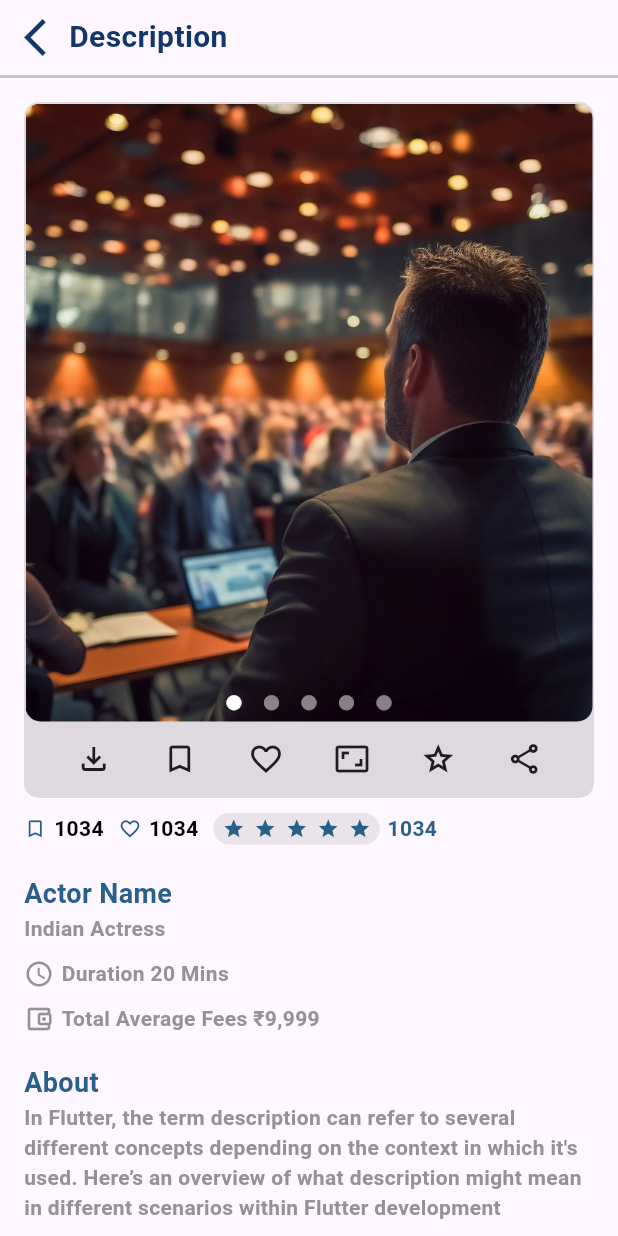
After one commit to TamilSelvanRaja/Thetazero, a Flutter app: the LandingView screen opened by its route, after a tap on "Top Trending Meetups", on a phone screen of 412 x 824 dp. The commit adds this screen. Run offline on Flutter 3.47's test engine with Material 3 defaults, Android fonts, the phone set to English and light mode, and no system bars; drawn by our look-alikes of carousel_slider; our stand-ins replace dio, flutter_form_builder, get; missing offline and left inert: flutter_share.

Commit message:
Task Completed

```diff
--- /dev/null
+++ b/lib/features/home/description/description.dart
@@ -0,0 +1,76 @@
+import 'package:flutter/material.dart';
+import 'package:promilo/features/home/description/widgets/action_holder.dart';
+import 'package:promilo/features/home/description/widgets/photo_frame.dart';
+import 'package:promilo/layouts/ui_helper.dart';
+import 'package:promilo/constants/colors.dart' as clr;
+
+class DescriptionView extends StatefulWidget {
+  const DescriptionView({super.key});
+  @override
+  State<DescriptionView> createState() => _DescriptionViewState();
+}
+
+class _DescriptionViewState extends State<DescriptionView> {
+  @override
+  Widget build(BuildContext context) {
+    return Scaffold(
+      body: SafeArea(
+        top: true,
+        child: Column(
+          children: [
+            UiHelper.customAppBar("Description"),
+            UiHelper.smallLine(),
+            Expanded(
+              child: SingleChildScrollView(
+                child: Container(
+                  padding: const EdgeInsets.all(16),
+                  child: Column(
+                    crossAxisAlignment: CrossAxisAlignment.start,
+                    children: [
+                      PhotoFrame(),
+                      UiHelper.verticalSpaceSmall,
+                      const ActionHolders(),
+                      UiHelper.verticalSpaceMedium,
+                      UiHelper.customText("Actor Name", 18,
+                          isBold: true, color: clr.textcolor),
+                      UiHelper.customText("Indian Actress", 14,
+                          isBold: true, color: clr.grey01),
+                      UiHelper.verticalSpaceSmall,
+                      Row(
+                        children: [
+                          const Icon(Icons.query_builder_outlined,
+                              size: 20, color: clr.grey01),
+                          UiHelper.horizontalSpaceTiny,
+                          UiHelper.customText("Duration 20 Mins", 14,
+                              isBold: true, color: clr.grey01),
+                        ],
+                      ),
+                      UiHelper.verticalSpaceSmall,
+                      Row(
+                        children: [
+                          const Icon(Icons.account_balance_wallet_outlined,
+                              size: 20, color: clr.grey01),
+                          UiHelper.horizontalSpaceTiny,
+                          UiHelper.customText("Total Average Fees ₹9,999", 14,
+                              isBold: true, color: clr.grey01),
+                        ],
+                      ),
+                      UiHelper.verticalSpaceMedium,
+                      UiHelper.customText("About", 18,
+                          isBold: true, color: clr.textcolor),
+                      UiHelper.customText(
+                          "In Flutter, the term description can refer to several different concepts depending on the context in which it's used. Here’s an overview of what description might mean in different scenarios within Flutter development",
+                          14,
+                          isBold: true,
+                          color: clr.grey01),
+                    ],
+                  ),
+                ),
+              ),
+            ),
+          ],
+        ),
+      ),
+    );
+  }
+}
--- /dev/null
+++ b/lib/features/home/description/widgets/action_holder.dart
@@ -0,0 +1,61 @@
+import 'package:flutter/material.dart';
+import 'package:promilo/constants/colors.dart' as clr;
+import 'package:promilo/layouts/ui_helper.dart';
+
+class ActionHolders extends StatelessWidget {
+  const ActionHolders({super.key});
+
+  @override
+  Widget build(BuildContext context) {
+    return Row(
+      children: [
+        rowWiseIcon(
+            "1034",
+            const Icon(Icons.bookmark_border_outlined,
+                size: 15, color: clr.textcolor),
+            clr.black),
+        UiHelper.horizontalSpaceSmall,
+        rowWiseIcon(
+            "1034",
+            const Icon(
+              Icons.favorite_border_outlined,
+              size: 15,
+              color: clr.textcolor,
+            ),
+            clr.black),
+        UiHelper.horizontalSpaceSmall,
+        rowWiseIcon(
+            "3.2",
+            Container(
+              decoration: UiHelper.roundedBorderWithColor(
+                  15, clr.grey01.withOpacity(0.2)),
+              padding: const EdgeInsets.all(2),
+              child: Row(
+                crossAxisAlignment: CrossAxisAlignment.start,
+                children: List.generate(5, (index) {
+                  return const Padding(
+                    padding: EdgeInsets.fromLTRB(3, 0, 3, 0),
+                    child: Icon(
+                      Icons.star,
+                      size: 15,
+                      color: clr.textcolor,
+                    ),
+                  );
+                }),
+              ),
+            ),
+            clr.textcolor)
+      ],
+    );
+  }
+
+  Widget rowWiseIcon(String hint, Widget icon, Color textclr) {
+    return Row(
+      children: [
+        icon,
+        UiHelper.horizontalSpaceTiny,
+        UiHelper.customText("1034", 14, isBold: true, color: textclr)
+      ],
+    );
+  }
+}
--- /dev/null
+++ b/lib/features/home/description/widgets/photo_frame.dart
@@ -0,0 +1,67 @@
+import 'package:carousel_slider/carousel_slider.dart';
+import 'package:flutter/material.dart';
+import 'package:promilo/constants/image_paths.dart';
+import 'package:promilo/layouts/screen.dart';
+import 'package:promilo/layouts/ui_helper.dart';
+import 'package:promilo/constants/colors.dart' as clr;
+import 'package:promilo/services/utils.dart';
+
+class PhotoFrame extends StatelessWidget {
+  PhotoFrame({super.key});
+
+  final List imageList = [image6, image7, image1, image3, image2];
+  final List iconData = [
+    Icons.file_download_outlined,
+    Icons.bookmark_border_outlined,
+    Icons.favorite_border_outlined,
+    Icons.aspect_ratio_outlined,
+    Icons.grade_outlined,
+    Icons.share_outlined,
+  ];
+  @override
+  Widget build(BuildContext context) {
+    return Container(
+      decoration:
+          UiHelper.roundedBorderWithColor(10, clr.grey01.withOpacity(0.3)),
+      child: Column(
+        children: [
+          CarouselSlider.builder(
+            itemCount: imageList.length,
+            options: CarouselOptions(
+              autoPlay: true,
+              enlargeCenterPage: true,
+              height: Screen.width(context),
+              viewportFraction: 1,
+            ),
+            itemBuilder: (context, index, realIndex) {
+              return Container(
+                width: double.infinity,
+                decoration:
+                    UiHelper.roundedBorderWithBackround(10, imageList[index]!),
+                child: Align(
+                  alignment: Alignment.bottomCenter,
+                  child: UiHelper.dotStyleWidget(
+                      imageList.length, index, clr.white),
+                ),
+              );
+            },
+          ),
+          SizedBox(
+              height: 50,
+              child: Row(
+                mainAxisAlignment: MainAxisAlignment.spaceEvenly,
+                children: List.generate(6, (index) {
+                  return GestureDetector(
+                      onTap: () {
+                        if (index == 5) {
+                          Utils().share();
+                        }
+                      },
+                      child: Icon(iconData[index]));
+                }),
+              ))
+        ],
+      ),
+    );
+  }
+}
--- a/lib/features/home/widgets/article_view.dart
+++ b/lib/features/home/widgets/article_view.dart
@@ -32,9 +32,10 @@ class ArticlesSlider extends StatelessWidget {
                 children: [
                   Container(
                     width: double.infinity,
-                    decoration: UiHelper.roundedBorderWithBackround(20, featuredArticles[index]["image"]!),
+                    decoration: UiHelper.roundedBorderWithBackround(
+                        20, featuredArticles[index]["image"]!),
                     child: Container(
-                      height: 170,
+                      height: 150,
                       padding: const EdgeInsets.all(16),
                       decoration: BoxDecoration(
                         borderRadius: BorderRadius.circular(10),
@@ -52,7 +53,9 @@ class ArticlesSlider extends StatelessWidget {
                         crossAxisAlignment: CrossAxisAlignment.start,
                         mainAxisAlignment: MainAxisAlignment.end,
                         children: [
-                          UiHelper.customText(featuredArticles[index]["title"]!, 20, isellipsis: true, isBold: true, color: clr.white),
+                          UiHelper.customText(
+                              featuredArticles[index]["title"]!, 20,
+                              isellipsis: true, isBold: true, color: clr.white),
                         ],
                       ),
                     ),
--- a/lib/features/home/widgets/popular_peoples.dart
+++ b/lib/features/home/widgets/popular_peoples.dart
@@ -20,7 +20,8 @@ class PopularPeoples extends StatelessWidget {
       child: Column(
         crossAxisAlignment: CrossAxisAlignment.start,
         children: [
-          UiHelper.customText(str.popularPeople, 18, isBold: true, color: clr.textcolor),
+          UiHelper.customText(str.popularPeople, 18,
+              isBold: true, color: clr.textcolor),
           UiHelper.verticalSpaceSmall,
           SizedBox(
               height: Screen.width(context) / 2.3,
@@ -29,15 +30,21 @@ class PopularPeoples extends StatelessWidget {
                 itemCount: 3,
                 itemBuilder: (context, index) {
                   return Container(
-                    decoration: UiHelper.roundedBorderWithColor(10, clr.white, borderColor: clr.grey01),
+                    decoration: UiHelper.roundedBorderWithColor(10, clr.white,
+                        borderColor: clr.grey01),
                     height: Screen.width(context) / 2.3,
                     width: Screen.width(context) / 1.5,
                     padding: const EdgeInsets.all(10),
-                    child: Column(crossAxisAlignment: CrossAxisAlignment.start, children: [
+                    child: Column(
+                        crossAxisAlignment: CrossAxisAlignment.start,
+                        children: [
                           Row(
                             children: [
                               Container(
-                            decoration: UiHelper.circledecorationWithColor(clr.white, borderColor: clr.textcolor, borderWidth: 2),
+                                decoration: UiHelper.circledecorationWithColor(
+                                    clr.white,
+                                    borderColor: clr.textcolor,
+                                    borderWidth: 2),
                                 height: 40,
                                 width: 40,
                                 padding: const EdgeInsets.all(8),
@@ -51,25 +58,31 @@ class PopularPeoples extends StatelessWidget {
                               Column(
                                 crossAxisAlignment: CrossAxisAlignment.start,
                                 children: [
-                              UiHelper.customText(heading[index]['title']!, 14, color: clr.textcolor, isBold: true),
-                              UiHelper.customText(heading[index]['hint']!, 13, color: clr.grey02),
+                                  UiHelper.customText(
+                                      heading[index]['title']!, 14,
+                                      color: clr.textcolor, isBold: true),
+                                  UiHelper.customText(
+                                      heading[index]['hint']!, 13,
+                                      color: clr.grey02),
                                 ],
                               )
                             ],
                           ),
+                          const Spacer(),
+                          Container(height: 1, color: clr.grey01),
+                          const Spacer(),
+                          rowImagesWidget(),
                           UiHelper.verticalSpaceSmall,
-                      Container(height: 1, color: clr.grey01),
-                      UiHelper.verticalSpaceSmall,
-                      rowImagesWidget(),
-                      UiHelper.verticalSpaceMedium,
                           Align(
                             alignment: Alignment.centerRight,
                             child: Container(
                               width: Screen.width(context) / 3,
                               alignment: Alignment.center,
                               padding: const EdgeInsets.fromLTRB(15, 8, 15, 8),
-                          decoration: UiHelper.roundedBorderWithColor(10, clr.textcolor),
-                          child: UiHelper.customText("See more", 14, isBold: true, color: clr.white),
+                              decoration: UiHelper.roundedBorderWithColor(
+                                  10, clr.textcolor),
+                              child: UiHelper.customText("See more", 14,
+                                  isBold: true, color: clr.white),
                             ),
                           )
                         ]),
--- a/lib/features/home/widgets/trending_meetup.dart
+++ b/lib/features/home/widgets/trending_meetup.dart
@@ -1,7 +1,7 @@
 import 'package:flutter/material.dart';
 import 'package:get/get.dart';
 import 'package:promilo/constants/image_paths.dart';
-import 'package:promilo/features/description/description.dart';
+import 'package:promilo/features/home/description/description.dart';
 import 'package:promilo/layouts/screen.dart';
 import 'package:promilo/layouts/ui_helper.dart';
 import 'package:promilo/constants/colors.dart' as clr;
@@ -15,14 +15,15 @@ class TrendingMeetups extends StatelessWidget {
   Widget build(BuildContext context) {
     return GestureDetector(
       onTap: () {
-        Get.to(const DescriptionScreenView());
+        Get.to(const DescriptionView());
       },
       child: Container(
         padding: const EdgeInsets.only(left: 16),
         child: Column(
           crossAxisAlignment: CrossAxisAlignment.start,
           children: [
-            UiHelper.customText(str.trendingMeetup, 18, isBold: true, color: clr.textcolor),
+            UiHelper.customText(str.trendingMeetup, 18,
+                isBold: true, color: clr.textcolor),
             UiHelper.verticalSpaceSmall,
             SizedBox(
                 height: Screen.width(context) / 2,
@@ -31,7 +32,8 @@ class TrendingMeetups extends StatelessWidget {
                   itemCount: 5,
                   itemBuilder: (context, index) {
                     return Container(
-                      decoration: UiHelper.roundedBorderWithBackround(15, imageList[index]),
+                      decoration: UiHelper.roundedBorderWithBackround(
+                          15, imageList[index]),
                       height: Screen.width(context) / 2,
                       width: Screen.width(context) / 2.3,
                       child: Column(
@@ -41,9 +43,11 @@ class TrendingMeetups extends StatelessWidget {
                           Container(
                             height: 60,
                             width: 60,
-                            decoration: UiHelper.customEdgesDecoration(clr.white, 15, 0, 0, 15),
+                            decoration: UiHelper.customEdgesDecoration(
+                                clr.white, 15, 0, 0, 15),
                             alignment: Alignment.center,
-                            child: UiHelper.customText("0${index + 1}", 35, isBold: true),
+                            child: UiHelper.customText("0${index + 1}", 35,
+                                isBold: true),
                           ),
                         ],
                       ),
--- a/lib/services/utils.dart
+++ b/lib/services/utils.dart
@@ -4,6 +4,7 @@ import 'package:flutter/material.dart';
 import 'package:get/get.dart';
 import 'package:promilo/constants/colors.dart' as clr;
 import 'package:promilo/layouts/ui_helper.dart';
+import 'package:flutter_share/flutter_share.dart';
 
 class Utils {
   ///******** Email Validation Regular Expression **********///
@@ -15,7 +16,8 @@ class Utils {
 
   ///******** Password Validation Regular Expression **********///
   bool isPasswordValid(value) {
-    return RegExp(r"^(?=.*[a-z])(?=.*[A-Z])(?=.*[@#%^&+=]).{8,}$").hasMatch(value);
+    return RegExp(r"^(?=.*[a-z])(?=.*[A-Z])(?=.*[@#%^&+=]).{8,}$")
+        .hasMatch(value);
   }
 
   ///******** String convert to SHA256 KEY **********///
@@ -36,7 +38,16 @@ class Utils {
       margin: const EdgeInsets.symmetric(horizontal: 15, vertical: 5),
       colorText: clr.white,
       messageText: UiHelper.customText(message, 18, color: clr.white),
-      titleText: UiHelper.customText(isSuccess ? "Success" : "Failure", 18, color: clr.white, isBold: true, isCenterAlignment: true),
+      titleText: UiHelper.customText(isSuccess ? "Success" : "Failure", 18,
+          color: clr.white, isBold: true, isCenterAlignment: true),
+    );
+  }
+
+  Future<void> share() async {
+    await FlutterShare.share(
+      title: 'Share Option',
+      text: 'Social Media App',
+      linkUrl: 'https://www.google.com',
     );
   }
 }
```
Also changed, not shown: pubspec.yaml (+3 -4 lines), 1 other file. Lines whose indentation alone changed are shown as unchanged.
